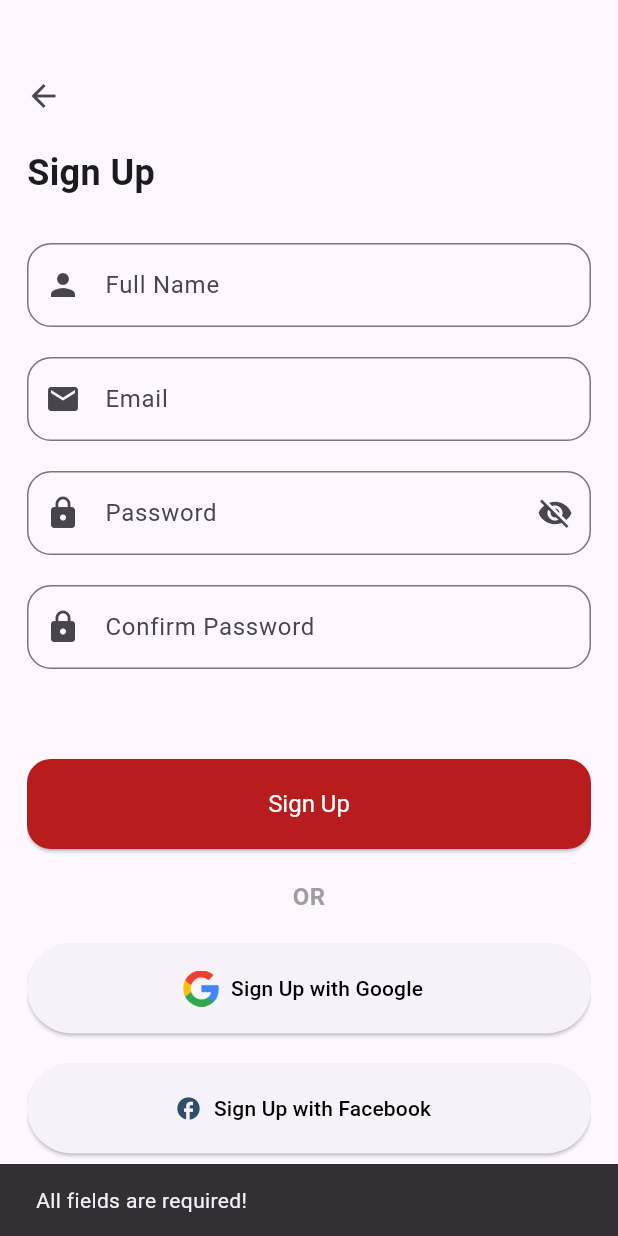
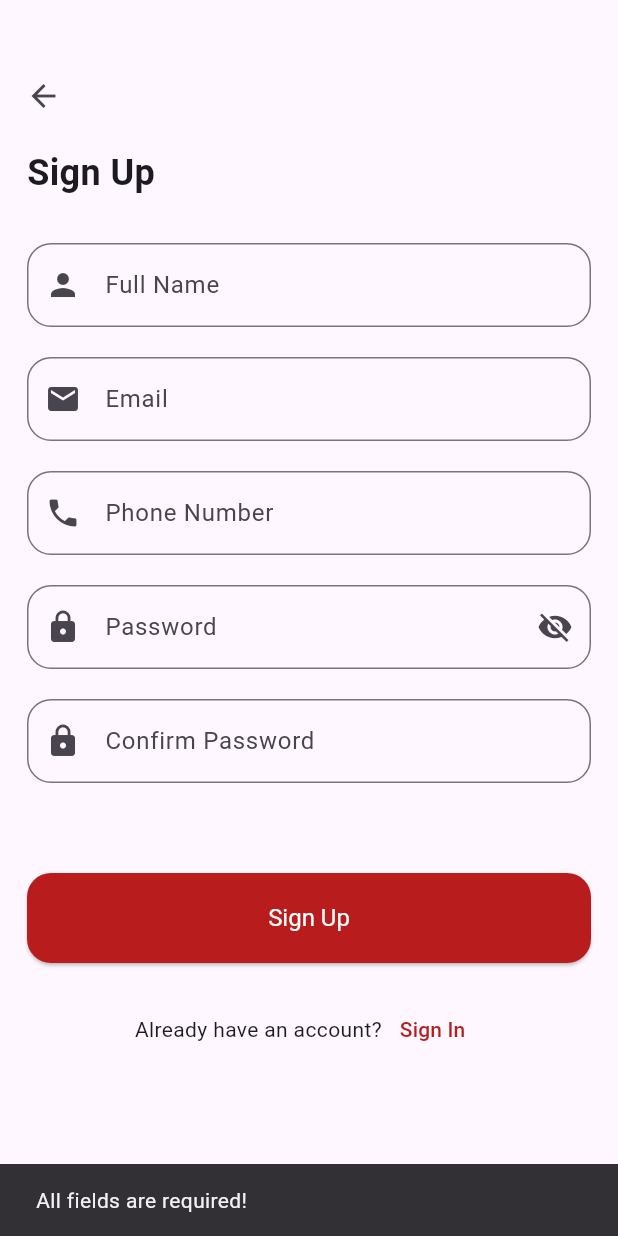
Before and after one commit to anmolIC03/aCube, a Flutter app: the SignupPage screen opened directly, after a tap on "Sign Up", on a phone screen of 412 x 824 dp. Run offline on Flutter 3.47's test engine with Material 3 defaults, Android fonts, the phone set to English and light mode, and no system bars; our stand-ins replace flutter_svg, get, get_storage, google_nav_bar, hidden_drawer_menu and 1 more; missing offline and left inert: dart:ffi; accounts and stored records are empty; network calls fail.

Commit message:
flow complete

```diff
--- a/acu/lib/models/product_models.dart
+++ b/acu/lib/models/product_models.dart
@@ -54,8 +54,8 @@ class Product {
       sp: (json['sp'] != null)
           ? double.tryParse(json['sp'].toString()) ?? 0.0
           : 0.0,
-      rating: 0.0, // Placeholder
-      ratingCount: 0, // Placeholder
+      rating: 0.0,
+      ratingCount: 0,
     );
   }
 }
--- a/acu/lib/screens/home.dart
+++ b/acu/lib/screens/home.dart
@@ -192,6 +192,7 @@ class _HomeScreenState extends State<HomeScreen> {
                               child: GestureDetector(
                                 onTap: () {
                                   Get.to(() => ProductDetails(
+                                        productId: product.id,
                                         productName: product.name,
                                         productImage: product.imageUrl,
                                         productPrice: product.sp.toString(),
--- a/acu/lib/screens/order_screen.dart
+++ b/acu/lib/screens/order_screen.dart
@@ -11,7 +11,7 @@ class OrderConfirmScreen extends StatefulWidget {
   final double productRating;
   final double deliveryCharges;
   final double codCharges;
-  final Map<String, dynamic> address;
+  final String addressId;
   final String phone;
 
   const OrderConfirmScreen({
@@ -23,7 +23,7 @@ class OrderConfirmScreen extends StatefulWidget {
     required this.productRating,
     required this.deliveryCharges,
     required this.codCharges,
-    required this.address,
+    required this.addressId,
     required this.phone,
   }) : super(key: key);
 
@@ -175,7 +175,7 @@ class _OrderConfirmScreenState extends State<OrderConfirmScreen> {
                             "image": widget.productImage,
                             "price": widget.productPrice,
                           },
-                          address: widget.address,
+                          addressId: widget.addressId,
                           phone: widget.phone,
                           totalAmount: totalAmount.toInt(),
                         ));
--- a/acu/lib/screens/prodByCategory.dart
+++ b/acu/lib/screens/prodByCategory.dart
@@ -92,6 +92,7 @@ class ProductCard extends StatelessWidget {
 
   @override
   Widget build(BuildContext context) {
+    final String productId = product['_id'];
     final String productName = product['name'] ?? 'Unknown Product';
     final String productImage =
         (product['image'] != null && product['image'].isNotEmpty)
@@ -107,6 +108,7 @@ class ProductCard extends StatelessWidget {
     return GestureDetector(
       onTap: () {
         Get.to(() => ProductDetails(
+              productId: productId,
               productName: productName,
               productImage: productImage,
               productPrice: productPrice.toString(),
--- a/acu/lib/screens/prod_details.dart
+++ b/acu/lib/screens/prod_details.dart
@@ -10,6 +10,7 @@ import 'package:flutter/material.dart';
 import 'package:get/get.dart';
 
 class ProductDetails extends StatefulWidget {
+  final String productId;
   final String productName;
   final String productImage;
   final String productPrice;
@@ -25,6 +26,7 @@ class ProductDetails extends StatefulWidget {
     required this.productBrand,
     required this.productRating,
     required this.ratingCount,
+    required this.productId,
   }) : super(key: key);
 
   @override
@@ -58,6 +60,7 @@ class _ProductDetailsState extends State<ProductDetails> {
             double.tryParse(data['codCharges'].toString()) ?? 0.0;
         print("Navigating to CheckoutScreen...");
         Get.to(() => CheckoutScreen(
+              productId: widget.productId,
               productName: widget.productName,
               productImage: widget.productImage,
               productPrice: double.tryParse(widget.productPrice) ?? 0.0,
--- a/acu/lib/screens/signup_page.dart
+++ b/acu/lib/screens/signup_page.dart
@@ -1,7 +1,5 @@
 import 'dart:convert';
-
 import 'package:acu/screens/login_page.dart';
-import 'package:acu/screens/verify.dart';
 import 'package:flutter/material.dart';
 import 'package:get/get.dart';
 import 'package:http/http.dart' as http;
@@ -14,9 +12,12 @@ class SignupPage extends StatefulWidget {
 class _SignupPageState extends State<SignupPage> {
   final TextEditingController _fullNameController = TextEditingController();
   final TextEditingController _emailController = TextEditingController();
+  final TextEditingController _phoneController =
+      TextEditingController(); // Added phone controller
   final TextEditingController _passwordController = TextEditingController();
   final TextEditingController _confirmPasswordController =
       TextEditingController();
+
   bool _obscureText = true;
   bool isLoading = false;
 
@@ -28,11 +29,13 @@ class _SignupPageState extends State<SignupPage> {
   Future<void> registerUser() async {
     final String fullName = _fullNameController.text.trim();
     final String email = _emailController.text.trim();
+    final String phone = _phoneController.text.trim(); // Get phone input
     final String password = _passwordController.text.trim();
     final String confirmPassword = _confirmPasswordController.text.trim();
 
     if (fullName.isEmpty ||
         email.isEmpty ||
+        phone.isEmpty ||
         password.isEmpty ||
         confirmPassword.isEmpty) {
       _showMessage("All fields are required!");
@@ -42,28 +45,40 @@ class _SignupPageState extends State<SignupPage> {
       _showMessage("Passwords do not match!");
       return;
     }
+    if (phone.length != 10) {
+      _showMessage("Enter a valid 10-digit phone number!");
+      return;
+    }
 
     setState(() {
       isLoading = true;
     });
+
     final url = Uri.parse('https://backend.acubemart.in/api/user/register');
 
     try {
-      final response = await http.post(url,
-          headers: {"Content-Type": "application/json"},
-          body: jsonEncode(
-              {"name": fullName, "email": email, "password": password}));
+      final response = await http.post(
+        url,
+        headers: {"Content-Type": "application/json"},
+        body: jsonEncode({
+          "name": fullName,
+          "email": email,
+          "phone": phone,
+          "password": password
+        }),
+      );
 
       final responseData = jsonDecode(response.body);
 
       if (response.statusCode == 201 || response.statusCode == 200) {
-        Get.to(LoginPage());
+        Get.to(() => LoginPage());
       } else {
-        _showMessage(responseData['message'] ?? "Signup failed. Try again");
+        _showMessage(responseData['message'] ?? "Signup failed. Try again.");
       }
     } catch (e) {
       _showMessage("Error: ${e.toString()}");
     }
+
     setState(() {
       isLoading = false;
     });
@@ -87,7 +102,7 @@ class _SignupPageState extends State<SignupPage> {
                   ),
                   SizedBox(height: 30),
 
-                  // Full Name TextField
+                  // Full Name Field
                   TextField(
                     controller: _fullNameController,
                     decoration: InputDecoration(
@@ -101,7 +116,7 @@ class _SignupPageState extends State<SignupPage> {
                   ),
                   SizedBox(height: 20),
 
-                  // Email TextField
+                  // Email Field
                   TextField(
                     controller: _emailController,
                     decoration: InputDecoration(
@@ -115,7 +130,22 @@ class _SignupPageState extends State<SignupPage> {
                   ),
                   SizedBox(height: 20),
 
-                  // Password TextField
+                  // Phone Number Field
+                  TextField(
+                    controller: _phoneController,
+                    keyboardType: TextInputType.phone,
+                    decoration: InputDecoration(
+                      labelText: 'Phone Number',
+                      hintText: 'Enter your phone number',
+                      border: OutlineInputBorder(
+                          borderRadius: BorderRadius.circular(16),
+                          borderSide: BorderSide(color: Colors.grey.shade200)),
+                      prefixIcon: Icon(Icons.phone),
+                    ),
+                  ),
+                  SizedBox(height: 20),
+
+                  // Password Field
                   TextField(
                     controller: _passwordController,
                     obscureText: _obscureText,
@@ -142,7 +172,7 @@ class _SignupPageState extends State<SignupPage> {
                   ),
                   SizedBox(height: 20),
 
-                  // Confirm Password TextField
+                  // Confirm Password Field
                   TextField(
                     controller: _confirmPasswordController,
                     obscureText: _obscureText,
@@ -159,19 +189,15 @@ class _SignupPageState extends State<SignupPage> {
 
                   // Sign Up Button
                   ElevatedButton(
-                    onPressed: () {
-                      // Handle sign-up logic
-                      isLoading ? null : registerUser();
-                    },
-                    child: Text(
-                      'Sign Up',
-                      style: TextStyle(color: Colors.white),
-                    ),
+                    onPressed: isLoading ? null : registerUser,
+                    child: isLoading
+                        ? CircularProgressIndicator(color: Colors.white)
+                        : Text('Sign Up',
+                            style: TextStyle(color: Colors.white)),
                     style: ElevatedButton.styleFrom(
                       minimumSize: Size(double.infinity, 60),
                       textStyle: TextStyle(fontSize: 16, color: Colors.white),
-                      backgroundColor:
-                          Color.fromRGBO(185, 28, 28, 1.0), // Custom red color
+                      backgroundColor: Color.fromRGBO(185, 28, 28, 1.0),
                       shape: RoundedRectangleBorder(
                         borderRadius: BorderRadius.circular(16),
                       ),
@@ -179,72 +205,13 @@ class _SignupPageState extends State<SignupPage> {
                   ),
                   SizedBox(height: 20),
 
-                  // OR
-                  Center(
-                    child: Text(
-                      'OR',
-                      style: TextStyle(
-                        fontSize: 16,
-                        fontWeight: FontWeight.bold,
-                        color: Colors.grey,
-                      ),
-                    ),
-                  ),
-                  SizedBox(height: 20),
-
-                  // Login with Google and Facebook
-                  Center(
-                    child: Column(
-                      children: [
-                        ElevatedButton.icon(
-                          onPressed: () {
-                            // Google login logic
-                          },
-                          icon: Image.asset(
-                            'lib/assets/download.jpeg',
-                            width: 24,
-                            height: 24,
-                          ),
-                          label: Text(
-                            'Sign Up with Google',
-                            style: TextStyle(color: Colors.black),
-                          ),
-                          style: ElevatedButton.styleFrom(
-                            minimumSize: Size(double.infinity, 60),
-                          ),
-                        ),
-                        SizedBox(height: 20),
-                        ElevatedButton.icon(
-                          onPressed: () {
-                            // Facebook login logic
-                          },
-                          icon: Icon(
-                            Icons.facebook,
-                            color: Color.fromARGB(255, 47, 78, 104),
-                          ),
-                          label: Text(
-                            'Sign Up with Facebook',
-                            style: TextStyle(color: Colors.black),
-                          ),
-                          style: ElevatedButton.styleFrom(
-                            minimumSize: Size(double.infinity, 60),
-                          ),
-                        ),
-                      ],
-                    ),
-                  ),
-                  SizedBox(height: 20),
-
-                  // Already have an account link
+                  // Already have an account?
                   Row(
                     mainAxisAlignment: MainAxisAlignment.center,
                     children: [
                       Text('Already have an account?'),
                       TextButton(
-                        onPressed: () {
-                          // Navigate to login page
-                          Get.to(() => LoginPage());
-                        },
+                        onPressed: () => Get.to(() => LoginPage()),
                         child: Text(
                           'Sign In',
                           style: TextStyle(
@@ -258,15 +225,13 @@ class _SignupPageState extends State<SignupPage> {
             ),
           ),
 
-          // Back Button positioned at the top-left
+          // Back Button
           Positioned(
-            top: 40, // Position the button near the top
-            left: 5, // Align it to the left
+            top: 40,
+            left: 5,
             child: IconButton(
               icon: Icon(Icons.arrow_back),
-              onPressed: () {
-                Navigator.pop(context); // Navigate back to the previous screen
-              },
+              onPressed: () => Navigator.pop(context),
             ),
           ),
         ],
--- a/acu/lib/screens/view_all.dart
+++ b/acu/lib/screens/view_all.dart
@@ -128,6 +128,8 @@ class _ViewAllScreenState extends State<ViewAllScreen> {
                     children: products.map((item) {
                       return GestureDetector(
                         onTap: () {
+                          String productId = item['_id'];
+
                           /// 🔹 Extract correct data types
                           double productRating = (item['rating'] is num)
                               ? (item['rating'] as num).toDouble()
@@ -138,6 +140,7 @@ class _ViewAllScreenState extends State<ViewAllScreen> {
 
                           /// 🔹 Navigate to `ProductDetails`
                           Get.to(() => ProductDetails(
+                                productId: productId,
                                 productName: item['name'] ?? 'Unknown',
                                 productImage: (item['image'] is List &&
                                         item['image'].isNotEmpty)
```
Also changed, not shown: acu/lib/screens/check_out.dart (+5 -5 lines), acu/lib/screens/pay_methods.dart (+53 -27 lines).
